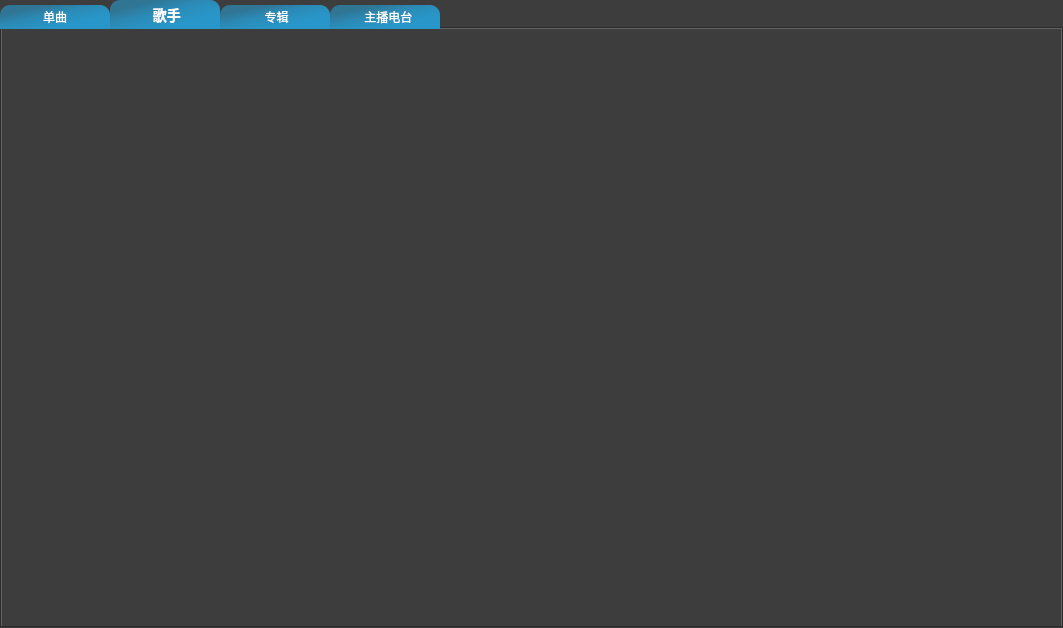
huizhang556/pc-video-player, file VideoPlayer/musicmodels/MusicPlaylist.ui: the form before one commit.
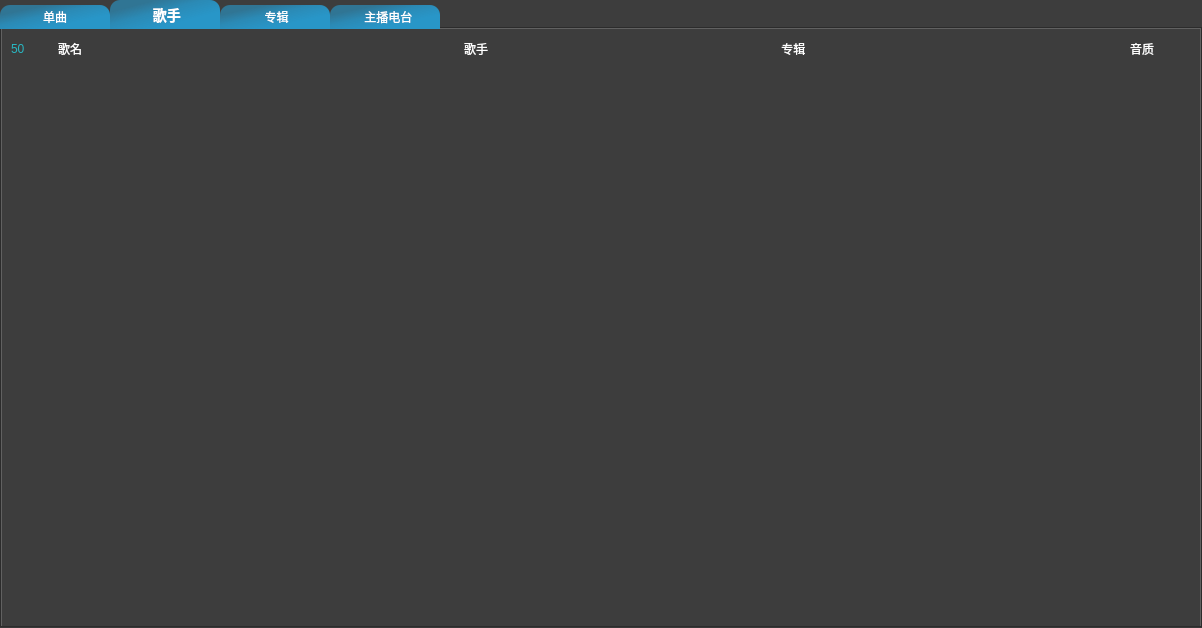
The form after the commit. The open tabs and pages were chosen to show the change. Icons and pictures are not drawn.

```diff
--- a/VideoPlayer/musicmodels/MusicPlaylist.ui
+++ b/VideoPlayer/musicmodels/MusicPlaylist.ui
@@ -6,7 +6,7 @@
    <rect>
     <x>0</x>
     <y>0</y>
-    <width>1063</width>
+    <width>1202</width>
     <height>628</height>
    </rect>
   </property>
@@ -936,6 +936,460 @@
       <attribute name="title">
        <string> 歌手</string>
       </attribute>
+      <layout class="QVBoxLayout" name="verticalLayout_10">
+       <property name="spacing">
+        <number>0</number>
+       </property>
+       <property name="leftMargin">
+        <number>0</number>
+       </property>
+       <property name="topMargin">
+        <number>0</number>
+       </property>
+       <property name="rightMargin">
+        <number>0</number>
+       </property>
+       <property name="bottomMargin">
+        <number>0</number>
+       </property>
+       <item>
+        <layout class="QVBoxLayout" name="verticalLayout_9">
+         <item>
+          <widget class="QWidget" name="widget_song" native="true">
+           <property name="minimumSize">
+            <size>
+             <width>0</width>
+             <height>40</height>
+            </size>
+           </property>
+           <layout class="QHBoxLayout" name="horizontalLayout_14">
+            <property name="spacing">
+             <number>0</number>
+            </property>
+            <property name="leftMargin">
+             <number>0</number>
+            </property>
+            <property name="topMargin">
+             <number>0</number>
+            </property>
+            <property name="rightMargin">
+             <number>0</number>
+            </property>
+            <property name="bottomMargin">
+             <number>0</number>
+            </property>
+            <item>
+             <widget class="QFrame" name="frame_songname">
+              <property name="minimumSize">
+               <size>
+                <width>450</width>
+                <height>0</height>
+               </size>
+              </property>
+              <property name="styleSheet">
+               <string notr="true">background-color: transparent;</string>
+              </property>
+              <property name="frameShape">
+               <enum>QFrame::StyledPanel</enum>
+              </property>
+              <property name="frameShadow">
+               <enum>QFrame::Raised</enum>
+              </property>
+              <layout class="QHBoxLayout" name="horizontalLayout_10">
+               <property name="spacing">
+                <number>0</number>
+               </property>
+               <property name="leftMargin">
+                <number>0</number>
+               </property>
+               <property name="topMargin">
+                <number>0</number>
+               </property>
+               <property name="rightMargin">
+                <number>0</number>
+               </property>
+               <property name="bottomMargin">
+                <number>0</number>
+               </property>
+               <item>
+                <layout class="QHBoxLayout" name="horizontalLayout_11">
+                 <property name="spacing">
+                  <number>8</number>
+                 </property>
+                 <item>
+                  <widget class="QLabel" name="label_order">
+                   <property name="minimumSize">
+                    <size>
+                     <width>36</width>
+                     <height>28</height>
+                    </size>
+                   </property>
+                   <property name="maximumSize">
+                    <size>
+                     <width>16777215</width>
+                     <height>16777215</height>
+                    </size>
+                   </property>
+                   <property name="styleSheet">
+                    <string notr="true">QLabel
+{
+background-color: transparent;
+padding-left:5px;
+color:#28b7c2;
+}
+QLabel:hover
+{
+color:#fefefe;
+}
+</string>
+                   </property>
+                   <property name="text">
+                    <string>50</string>
+                   </property>
+                  </widget>
+                 </item>
+                 <item>
+                  <widget class="QPushButton" name="pushButton_son_name">
+                   <property name="minimumSize">
+                    <size>
+                     <width>150</width>
+                     <height>28</height>
+                    </size>
+                   </property>
+                   <property name="styleSheet">
+                    <string notr="true">QPushButton
+{
+background-color: transparent;
+text-align : left;
+padding-left:10px;
+color:#fefefe;
+}
+QPushButton:hover
+{
+color:#28b7c2;
+}
+</string>
+                   </property>
+                   <property name="text">
+                    <string>歌名</string>
+                   </property>
+                   <property name="flat">
+                    <bool>true</bool>
+                   </property>
+                  </widget>
+                 </item>
+                 <item>
+                  <spacer name="horizontalSpacer_14">
+                   <property name="orientation">
+                    <enum>Qt::Horizontal</enum>
+                   </property>
+                   <property name="sizeHint" stdset="0">
+                    <size>
+                     <width>40</width>
+                     <height>20</height>
+                    </size>
+                   </property>
+                  </spacer>
+                 </item>
+                </layout>
+               </item>
+              </layout>
+             </widget>
+            </item>
+            <item>
+             <widget class="QFrame" name="frame_songer">
+              <property name="minimumSize">
+               <size>
+                <width>280</width>
+                <height>0</height>
+               </size>
+              </property>
+              <property name="styleSheet">
+               <string notr="true">background-color: transparent;</string>
+              </property>
+              <property name="frameShape">
+               <enum>QFrame::StyledPanel</enum>
+              </property>
+              <property name="frameShadow">
+               <enum>QFrame::Raised</enum>
+              </property>
+              <layout class="QHBoxLayout" name="horizontalLayout_6">
+               <property name="spacing">
+                <number>0</number>
+               </property>
+               <property name="leftMargin">
+                <number>0</number>
+               </property>
+               <property name="topMargin">
+                <number>0</number>
+               </property>
+               <property name="rightMargin">
+                <number>0</number>
+               </property>
+               <property name="bottomMargin">
+                <number>0</number>
+               </property>
+               <item>
+                <layout class="QHBoxLayout" name="horizontalLayout_7">
+                 <item>
+                  <widget class="QPushButton" name="pushButton_songer">
+                   <property name="minimumSize">
+                    <size>
+                     <width>150</width>
+                     <height>28</height>
+                    </size>
+                   </property>
+                   <property name="styleSheet">
+                    <string notr="true">QPushButton
+{
+background-color: transparent;
+text-align : left;
+margin-left:10px;
+color:#fefefe;
+}
+QPushButton:hover
+{
+color:#28b7c2;
+}
+</string>
+                   </property>
+                   <property name="text">
+                    <string>歌手</string>
+                   </property>
+                   <property name="flat">
+                    <bool>true</bool>
+                   </property>
+                  </widget>
+                 </item>
+                 <item>
+                  <spacer name="horizontalSpacer_12">
+                   <property name="orientation">
+                    <enum>Qt::Horizontal</enum>
+                   </property>
+                   <property name="sizeHint" stdset="0">
+                    <size>
+                     <width>40</width>
+                     <height>20</height>
+                    </size>
+                   </property>
+                  </spacer>
+                 </item>
+                </layout>
+               </item>
+              </layout>
+             </widget>
+            </item>
+            <item>
+             <widget class="QFrame" name="frame_zhuanji">
+              <property name="minimumSize">
+               <size>
+                <width>270</width>
+                <height>0</height>
+               </size>
+              </property>
+              <property name="styleSheet">
+               <string notr="true">background-color: transparent;</string>
+              </property>
+              <property name="frameShape">
+               <enum>QFrame::StyledPanel</enum>
+              </property>
+              <property name="frameShadow">
+               <enum>QFrame::Raised</enum>
+              </property>
+              <layout class="QHBoxLayout" name="horizontalLayout_12">
+               <property name="spacing">
+                <number>0</number>
+               </property>
+               <property name="leftMargin">
+                <number>0</number>
+               </property>
+               <property name="topMargin">
+                <number>0</number>
+               </property>
+               <property name="rightMargin">
+                <number>0</number>
+               </property>
+               <property name="bottomMargin">
+                <number>0</number>
+               </property>
+               <item>
+                <layout class="QHBoxLayout" name="horizontalLayout_13">
+                 <item>
+                  <widget class="QPushButton" name="pushButton_zhuanji">
+                   <property name="minimumSize">
+                    <size>
+                     <width>150</width>
+                     <height>28</height>
+                    </size>
+                   </property>
+                   <property name="styleSheet">
+                    <string notr="true">QPushButton
+{
+background-color: transparent;
+text-align : left;
+color:#fefefe;
+}
+QPushButton:hover
+{
+color:#28b7c2;
+}</string>
+                   </property>
+                   <property name="text">
+                    <string> 专辑</string>
+                   </property>
+                   <property name="flat">
+                    <bool>true</bool>
+                   </property>
+                  </widget>
+                 </item>
+                 <item>
+                  <spacer name="horizontalSpacer_15">
+                   <property name="orientation">
+                    <enum>Qt::Horizontal</enum>
+                   </property>
+                   <property name="sizeHint" stdset="0">
+                    <size>
+                     <width>40</width>
+                     <height>20</height>
+                    </size>
+                   </property>
+                  </spacer>
+                 </item>
+                </layout>
+               </item>
+              </layout>
+             </widget>
+            </item>
+            <item>
+             <widget class="QFrame" name="frame_yinzhi">
+              <property name="minimumSize">
+               <size>
+                <width>100</width>
+                <height>0</height>
+               </size>
+              </property>
+              <property name="maximumSize">
+               <size>
+                <width>100</width>
+                <height>16777215</height>
+               </size>
+              </property>
+              <property name="styleSheet">
+               <string notr="true">background-color: transparent;</string>
+              </property>
+              <property name="frameShape">
+               <enum>QFrame::StyledPanel</enum>
+              </property>
+              <property name="frameShadow">
+               <enum>QFrame::Raised</enum>
+              </property>
+              <layout class="QHBoxLayout" name="horizontalLayout_8">
+               <property name="spacing">
+                <number>0</number>
+               </property>
+               <property name="leftMargin">
+                <number>0</number>
+               </property>
+               <property name="topMargin">
+                <number>0</number>
+               </property>
+               <property name="rightMargin">
+                <number>0</number>
+               </property>
+               <property name="bottomMargin">
+                <number>0</number>
+               </property>
+               <item>
+                <layout class="QHBoxLayout" name="horizontalLayout_9">
+                 <item>
+                  <spacer name="horizontalSpacer_13">
+                   <property name="orientation">
+                    <enum>Qt::Horizontal</enum>
+                   </property>
+                   <property name="sizeHint" stdset="0">
+                    <size>
+                     <width>40</width>
+                     <height>20</height>
+                    </size>
+                   </property>
+                  </spacer>
+                 </item>
+                 <item>
+                  <widget class="QPushButton" name="pushButton_yinzhi">
+                   <property name="minimumSize">
+                    <size>
+                     <width>70</width>
+                     <height>28</height>
+                    </size>
+                   </property>
+                   <property name="maximumSize">
+                    <size>
+                     <width>70</width>
+                     <height>16777215</height>
+                    </size>
+                   </property>
+                   <property name="styleSheet">
+                    <string notr="true">QPushButton
+{
+text-align : left;
+background-color: transparent;
+color:#fefefe;
+}
+QPushButton:hover
+{
+color:#28b7c2;
+}</string>
+                   </property>
+                   <property name="text">
+                    <string>音质</string>
+                   </property>
+                   <property name="flat">
+                    <bool>true</bool>
+                   </property>
+                  </widget>
+                 </item>
+                </layout>
+               </item>
+              </layout>
+             </widget>
+            </item>
+           </layout>
+          </widget>
+         </item>
+         <item>
+          <widget class="QListWidget" name="listWidget_songer">
+           <property name="styleSheet">
+            <string notr="true">QListWidget
+{
+background-color:#3d3d3d;
+border:none;
+}
+
+QListWidget::item
+{
+background-color:#3d3d3d;
+}
+
+QListWidget::item:hover
+{
+background-color:#126477;
+}
+
+QListWidget::item:selected
+{
+background-color:#075c71;
+}
+
+QListWidget::item:!selected
+{
+
+}</string>
+           </property>
+          </widget>
+         </item>
+        </layout>
+       </item>
+      </layout>
      </widget>
      <widget class="QWidget" name="tab_3">
       <attribute name="title">
```
Left out of the diff: 12 changed lines with no effect on the pictures.
